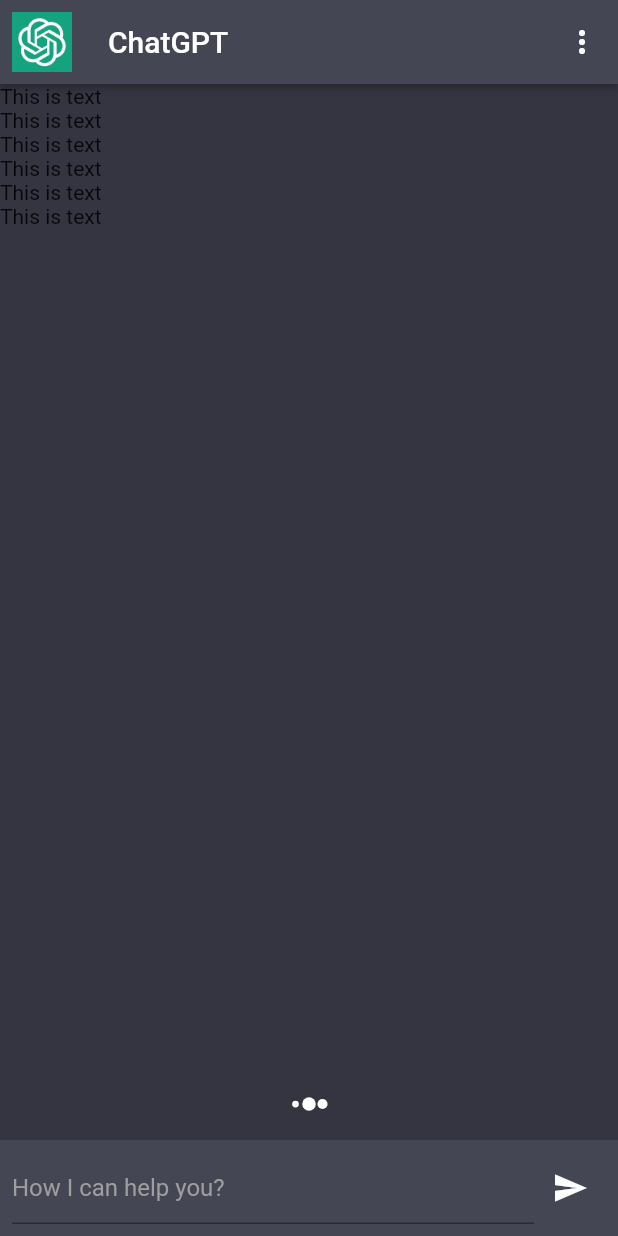
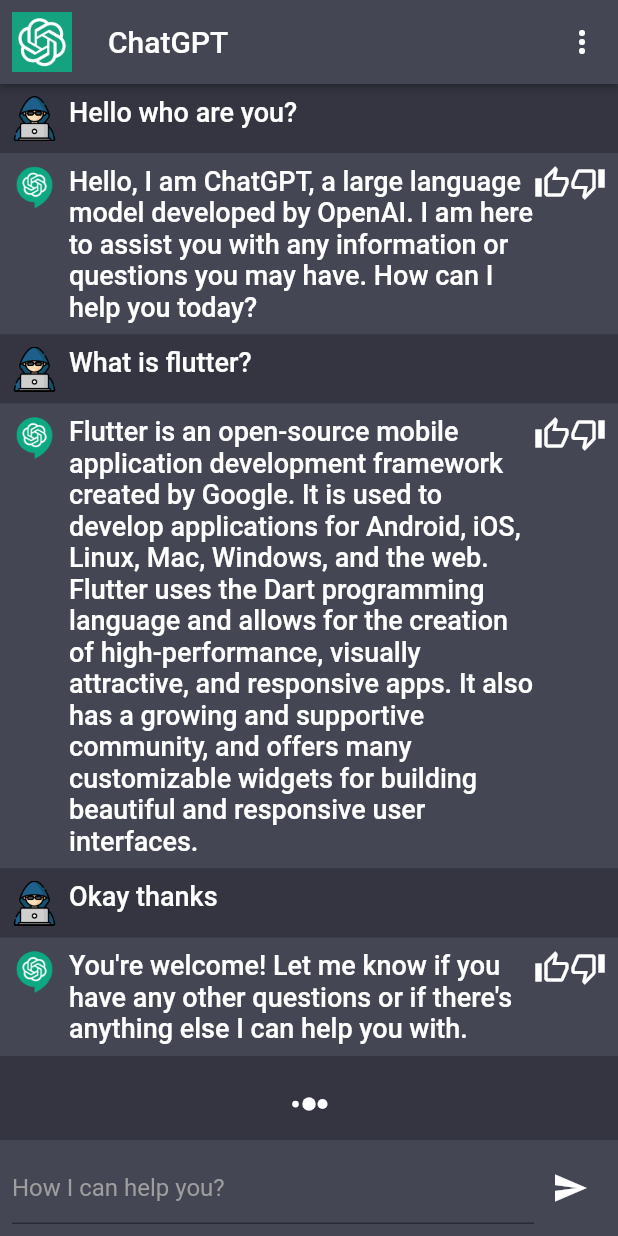
Before and after one commit to sohailokzz/chatgpt_app, a Flutter app: the screen it shows after launch, on a phone screen of 412 x 824 dp. Run offline on Flutter 3.47's test engine with Material 2 defaults, Android fonts, the phone set to English and light mode, and no system bars; our stand-ins replace flutter_spinkit.

Commit message:
Chat widget and Text widget added with dumy data

```diff
--- a/lib/constants/constants.dart
+++ b/lib/constants/constants.dart
@@ -2,3 +2,33 @@
 
 Color scaffoldBackgroundColor = const Color(0xFF343541);
 Color cardColor = const Color(0xFF444654);
+
+final chatMessages = [
+  {
+    "msg": "Hello who are you?",
+    "chatIndex": 0,
+  },
+  {
+    "msg":
+        "Hello, I am ChatGPT, a large language model developed by OpenAI. I am here to assist you with any information or questions you may have. How can I help you today?",
+    "chatIndex": 1,
+  },
+  {
+    "msg": "What is flutter?",
+    "chatIndex": 0,
+  },
+  {
+    "msg":
+        "Flutter is an open-source mobile application development framework created by Google. It is used to develop applications for Android, iOS, Linux, Mac, Windows, and the web. Flutter uses the Dart programming language and allows for the creation of high-performance, visually attractive, and responsive apps. It also has a growing and supportive community, and offers many customizable widgets for building beautiful and responsive user interfaces.",
+    "chatIndex": 1,
+  },
+  {
+    "msg": "Okay thanks",
+    "chatIndex": 0,
+  },
+  {
+    "msg":
+        "You're welcome! Let me know if you have any other questions or if there's anything else I can help you with.",
+    "chatIndex": 1,
+  },
+];
--- a/lib/screens/chat_screen.dart
+++ b/lib/screens/chat_screen.dart
@@ -1,5 +1,6 @@
 import 'package:chatgpt_app/constants/constants.dart';
 import 'package:chatgpt_app/services/assets_manager.dart';
+import 'package:chatgpt_app/widgets/chat_widget.dart';
 import 'package:flutter/material.dart';
 import 'package:flutter_spinkit/flutter_spinkit.dart';
 
@@ -56,7 +57,12 @@
               child: ListView.builder(
                 itemCount: 6,
                 itemBuilder: (context, index) {
-                  return const Text('This is text');
+                  return ChatWidget(
+                    chatIndex: int.parse(
+                      chatMessages[index]["chatIndex"].toString(),
+                    ),
+                    msg: chatMessages[index]["msg"].toString(),
+                  );
                 },
               ),
             ),
--- /dev/null
+++ b/lib/widgets/chat_widget.dart
@@ -0,0 +1,63 @@
+import 'package:chatgpt_app/constants/constants.dart';
+import 'package:chatgpt_app/services/assets_manager.dart';
+import 'package:chatgpt_app/widgets/text_widget.dart';
+import 'package:flutter/material.dart';
+
+class ChatWidget extends StatelessWidget {
+  const ChatWidget({
+    super.key,
+    required this.msg,
+    required this.chatIndex,
+  });
+
+  final String msg;
+  final int chatIndex;
+
+  @override
+  Widget build(BuildContext context) {
+    return Column(
+      children: [
+        Material(
+          color: chatIndex == 0 ? scaffoldBackgroundColor : cardColor,
+          child: Padding(
+            padding: const EdgeInsets.all(8.0),
+            child: Row(
+              crossAxisAlignment: CrossAxisAlignment.start,
+              children: [
+                Image.asset(
+                  chatIndex == 0 ? AssetsManager.userImg : AssetsManager.botImg,
+                  height: 30,
+                  width: 30,
+                ),
+                const SizedBox(
+                  width: 8,
+                ),
+                Expanded(
+                  child: TextWidget(
+                    label: msg,
+                  ),
+                ),
+                chatIndex == 0
+                    ? const SizedBox.shrink()
+                    : Row(
+                        mainAxisSize: MainAxisSize.min,
+                        mainAxisAlignment: MainAxisAlignment.end,
+                        children: const [
+                          Icon(
+                            Icons.thumb_up_alt_outlined,
+                            color: Colors.white,
+                          ),
+                          Icon(
+                            Icons.thumb_down_alt_outlined,
+                            color: Colors.white,
+                          ),
+                        ],
+                      )
+              ],
+            ),
+          ),
+        )
+      ],
+    );
+  }
+}
--- /dev/null
+++ b/lib/widgets/text_widget.dart
@@ -0,0 +1,27 @@
+import 'package:flutter/material.dart';
+
+class TextWidget extends StatelessWidget {
+  final String label;
+  final double fontSize;
+  final Color? fontColor;
+  final FontWeight? fontWeight;
+  const TextWidget({
+    super.key,
+    required this.label,
+    this.fontSize = 18,
+    this.fontColor,
+    this.fontWeight,
+  });
+
+  @override
+  Widget build(BuildContext context) {
+    return Text(
+      label,
+      style: TextStyle(
+        color: fontColor ?? Colors.white,
+        fontWeight: fontWeight ?? FontWeight.w500,
+        fontSize: fontSize,
+      ),
+    );
+  }
+}
```
